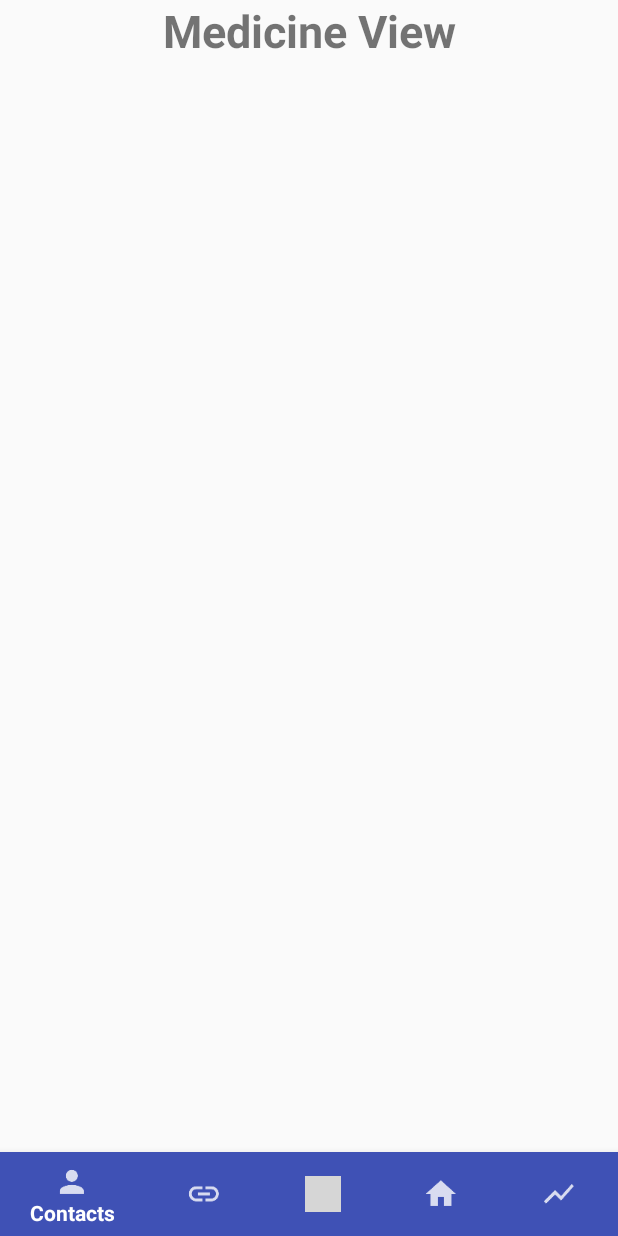
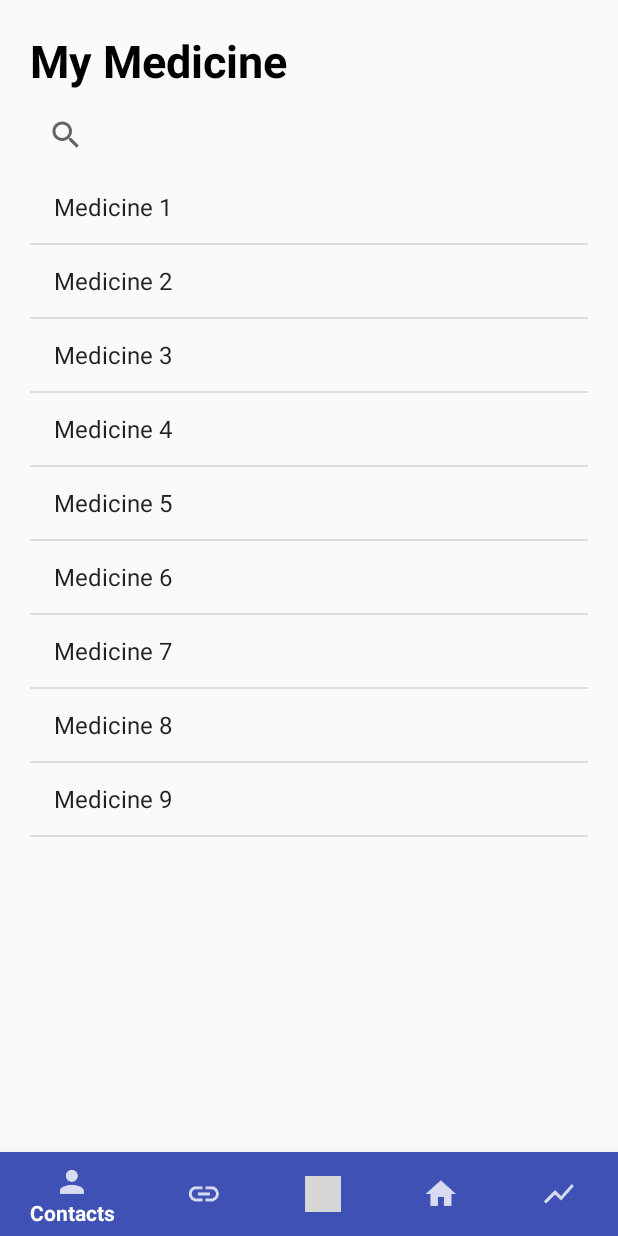
Before and after one commit to charlie-thomas/MyPHR, an Android app: the fragment Medicine placed in its activity, on a phone screen of 412 x 824 dp. Run offline under Robolectric (Android 15) with nearby library versions, the phone set to English and light mode, and no system bars; grey boxes are pictures that could not be loaded.

Commit message:
Added list of medicines to the medicine page and filled list with dummy data

```diff
--- a/MyPHR/app/src/main/java/com/csbgroup/myphr/Medicine.java
+++ b/MyPHR/app/src/main/java/com/csbgroup/myphr/Medicine.java
@@ -5,6 +5,12 @@ import android.support.v4.app.Fragment;
 import android.view.LayoutInflater;
 import android.view.View;
 import android.view.ViewGroup;
+import android.widget.ArrayAdapter;
+import android.widget.ListView;
+
+import java.util.ArrayList;
+import java.util.Arrays;
+import java.util.List;
 
 public class Medicine extends Fragment {
 
@@ -20,7 +26,26 @@ public class Medicine extends Fragment {
     @Override
     public View onCreateView(LayoutInflater inflater, ViewGroup container,
                              Bundle savedInstanceState) {
-        return inflater.inflate(R.layout.fragment_medicine, container, false);
+
+        View rootView = inflater.inflate(R.layout.fragment_medicine, container, false);
+
+        List<String> medicines = new ArrayList<>();
+        for (int i = 1; i < 10; i++) medicines.add("Medicine " + i);
+
+        ArrayAdapter<String> medicineAdapter = new ArrayAdapter<>(
+                getActivity(),
+                R.layout.simple_list_item,
+                medicines);
+
+        ListView listView = rootView.findViewById(R.id.medicine_list);
+        listView.setAdapter(medicineAdapter);
+
+        return rootView;
+    }
+
+    @Override
+    public void onActivityCreated(Bundle savedInstanceState) {
+        super.onActivityCreated(savedInstanceState);
     }
 
 }
--- a/MyPHR/app/src/main/res/layout/fragment_medicine.xml
+++ b/MyPHR/app/src/main/res/layout/fragment_medicine.xml
@@ -1,15 +1,33 @@
-<FrameLayout xmlns:android="http://schemas.android.com/apk/res/android"
+<RelativeLayout xmlns:android="http://schemas.android.com/apk/res/android"
     xmlns:tools="http://schemas.android.com/tools"
+    android:id="@+id/medicine_layout"
     android:layout_width="match_parent"
     android:layout_height="match_parent"
+    android:padding="20dp"
     tools:context="com.csbgroup.myphr.CalendarDay">
 
     <TextView
+        android:id="@+id/title"
+        android:layout_width="wrap_content"
+        android:layout_height="wrap_content"
+        android:text="My Medicine"
+        android:textColor="?android:attr/colorForeground"
+        android:textSize="30sp"
+        android:textStyle="bold"/>
+
+    <SearchView
+        android:layout_width="match_parent"
+        android:layout_height="wrap_content"
+        android:layout_below="@id/title"
+        android:paddingTop="5dp"
+        android:id="@+id/searchView" />
+
+    <ListView
+        android:id="@+id/medicine_list"
         android:layout_width="match_parent"
         android:layout_height="match_parent"
-        android:text="Medicine View"
-        android:textAlignment="center"
-        android:textSize="30sp"
-        android:textStyle="bold" />
+        android:layout_alignParentStart="true"
+        android:layout_below="@+id/searchView" />
 
-</FrameLayout>
+
+</RelativeLayout>
```
Also changed, not shown: MyPHR/app/src/main/java/com/csbgroup/myphr/MainActivity.java (+9 -0 lines).
